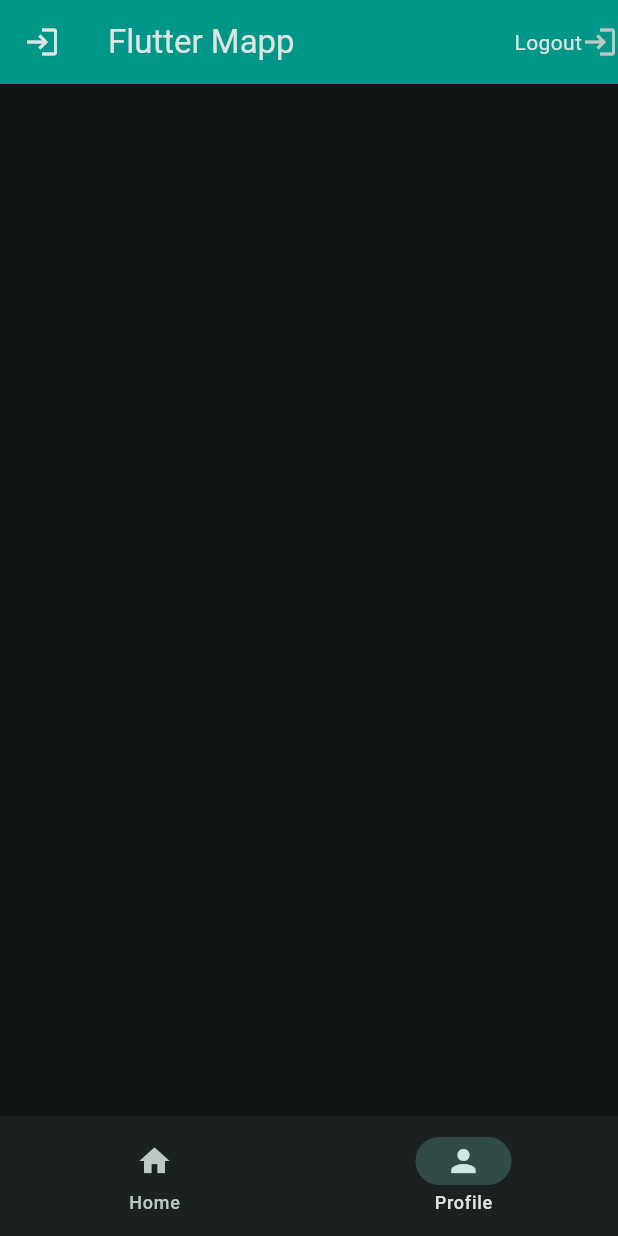
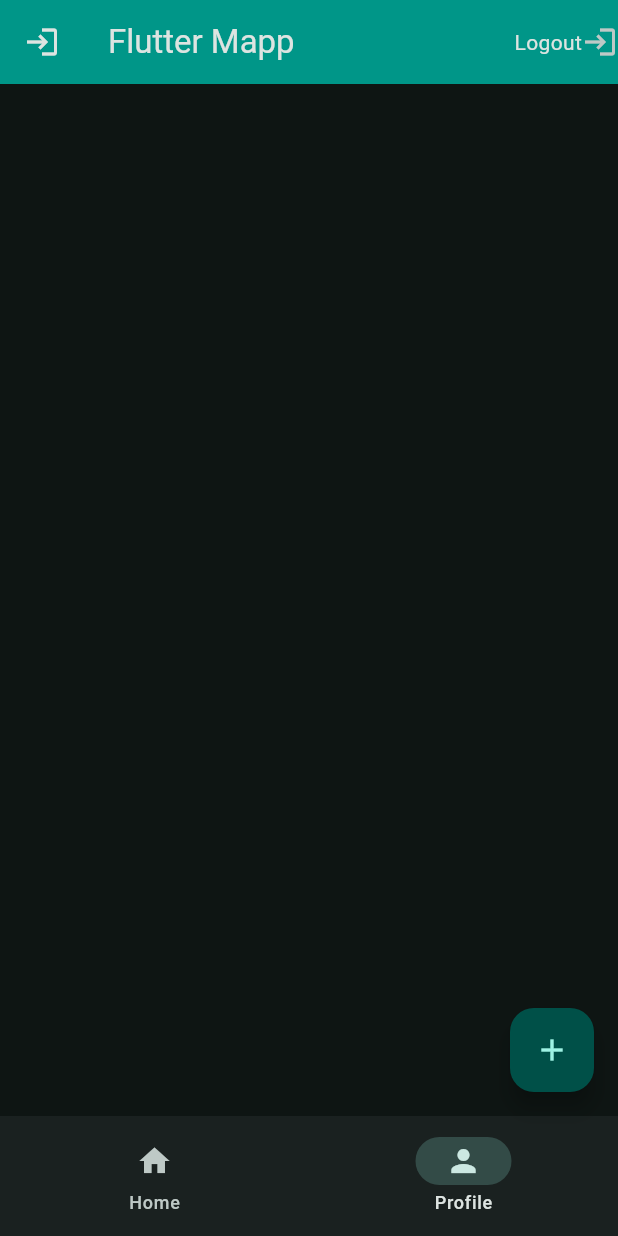
Before and after one commit to jack-gitundu/flutter_app, a Flutter app: the screen it shows after launch, on a phone screen of 412 x 824 dp. Run offline on Flutter 3.47's test engine with Material 3 defaults, Android fonts, the phone set to English and light mode, and no system bars.

Commit message:
add a floating action button

```diff
--- a/lib/main.dart
+++ b/lib/main.dart
@@ -23,6 +23,12 @@ class MyApp extends StatelessWidget {
           actions: [Text('Logout'), Icon(Icons.login)],
           backgroundColor: Colors.teal,
         ),
+        floatingActionButton: FloatingActionButton(
+          onPressed: () {
+            print('You have clicked the floating action button');
+          },
+          child: Icon(Icons.add),
+        ),
         bottomNavigationBar: NavigationBar(
           destinations: [
             NavigationDestination(
```
